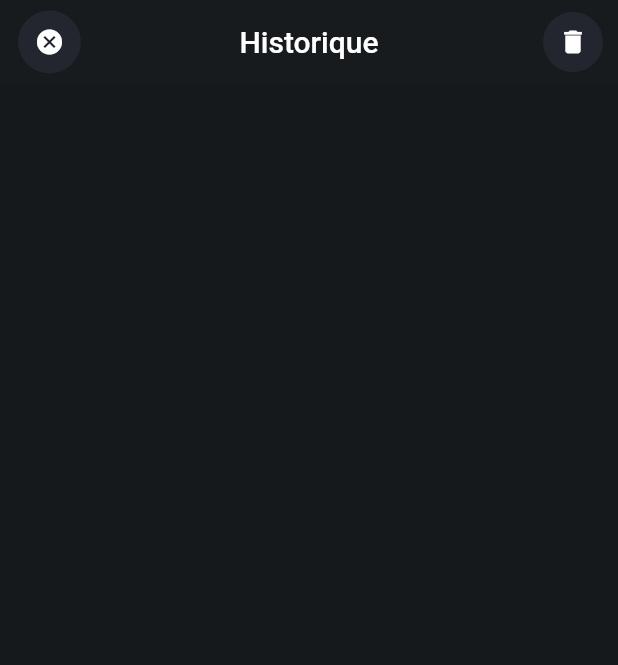
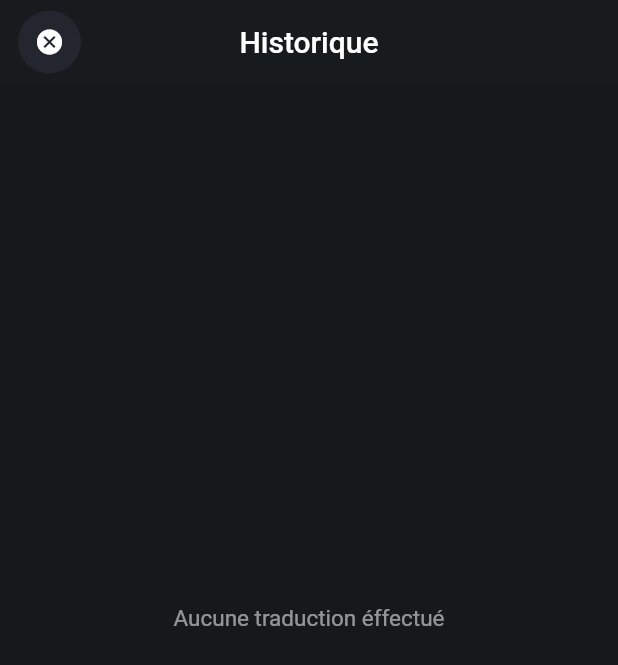
Before and after one commit to kitoko2/traductorApp, a Flutter app: the History screen opened directly, on a phone screen of 412 x 824 dp. Shown: the top 665 px of the screen. Run offline on Flutter 3.47's test engine with Material 2 defaults, Android fonts, the phone set to English and light mode, and no system bars; our stand-ins replace avatar_glow, carousel_slider, firebase_core, firebase_messaging, flutter_tts, image_cropper and 7 more; missing offline and left inert: app_settings, clipboard, google_ml_kit, quick_actions, splash_screen_view, translator; accounts and stored records are empty; project files that could hold a hidden picture were left out.

Commit message:
new ajout

```diff
--- a/voicetranslate/lib/constante/enddrawer.dart
+++ b/voicetranslate/lib/constante/enddrawer.dart
@@ -41,7 +41,7 @@ class _PoyDrawerState extends State<PoyDrawer> {
                             Align(
                               alignment: Alignment.bottomCenter,
                               child: Text(
-                                "Traduction App",
+                                "TraductorApp",
                                 style: TextStyle(
                                   fontWeight: FontWeight.bold,
                                   fontSize: 22,
--- a/voicetranslate/lib/history.dart
+++ b/voicetranslate/lib/history.dart
@@ -4,6 +4,7 @@ import 'package:flutter/cupertino.dart';
 import 'package:flutter/material.dart';
 import 'package:voicetranslate/constante/couleur.dart';
 import 'package:voicetranslate/database/translateDatabase.dart';
+import "dart:async";
 
 class History extends StatefulWidget {
   const History({Key? key}) : super(key: key);
@@ -13,6 +14,19 @@ class History extends StatefulWidget {
 }
 
 class _HistoryState extends State<History> {
+  bool isEmpty = true;
+  @override
+  void initState() {
+    Timer.periodic(Duration(seconds: 1), (timer) {
+      if (mounted) {
+        setState(() {
+          isEmpty;
+        });
+      }
+    });
+    super.initState();
+  }
+
   @override
   Widget build(BuildContext context) {
     return Scaffold(
@@ -41,7 +55,9 @@ class _HistoryState extends State<History> {
           ),
         ),
         actions: [
-          GestureDetector(
+          isEmpty
+              ? Container()
+              : GestureDetector(
                   onTap: () {
                     setState(() {
                       DatabaseTraduction.instance.delete();
@@ -71,9 +87,23 @@ class _HistoryState extends State<History> {
             builder: (context, snapshot) {
               if (snapshot.hasData) {
                 final r = snapshot.data;
+                print(isEmpty);
+                if (r!.isEmpty) {
+                  return Center(
+                    child: Text(
+                      "Aucune traduction éffectué",
+                      style: TextStyle(
+                        color: Colors.white54,
+                        fontSize: 15,
+                      ),
+                    ),
+                  );
+                } else {
+                  isEmpty = false;
+
                   return ListView.builder(
                     physics: BouncingScrollPhysics(),
-                  itemCount: r!.length,
+                    itemCount: r.length,
                     itemBuilder: (context, i) {
                       return Container(
                         decoration: BoxDecoration(
@@ -108,6 +138,7 @@ class _HistoryState extends State<History> {
                     },
                   );
                 }
+              }
               return CircularProgressIndicator();
             }),
       ),
--- a/voicetranslate/lib/main.dart
+++ b/voicetranslate/lib/main.dart
@@ -6,6 +6,7 @@ import 'package:voicetranslate/corps.dart';
 import "package:shared_preferences/shared_preferences.dart";
 import 'package:voicetranslate/description.dart';
 import "package:firebase_core/firebase_core.dart";
+import "package:firebase_messaging/firebase_messaging.dart";
 
 void main() async {
   WidgetsFlutterBinding.ensureInitialized();
--- a/voicetranslate/pubspec.yaml
+++ b/voicetranslate/pubspec.yaml
@@ -46,6 +46,8 @@ dependencies:
   url_launcher: ^6.0.12
   path: ^1.8.0
   sqflite: ^2.0.0+4
+  quick_actions: ^0.6.0+7
+  firebase_messaging: ^10.0.8
   flutter:
     sdk: flutter
 
```
Also changed, not shown: voicetranslate/lib/corps.dart (+64 -6 lines), voicetranslate/lib/description.dart (+8 -1 lines), voicetranslate/pubspec.lock, 1 other file. Lines whose indentation alone changed are shown as unchanged.
